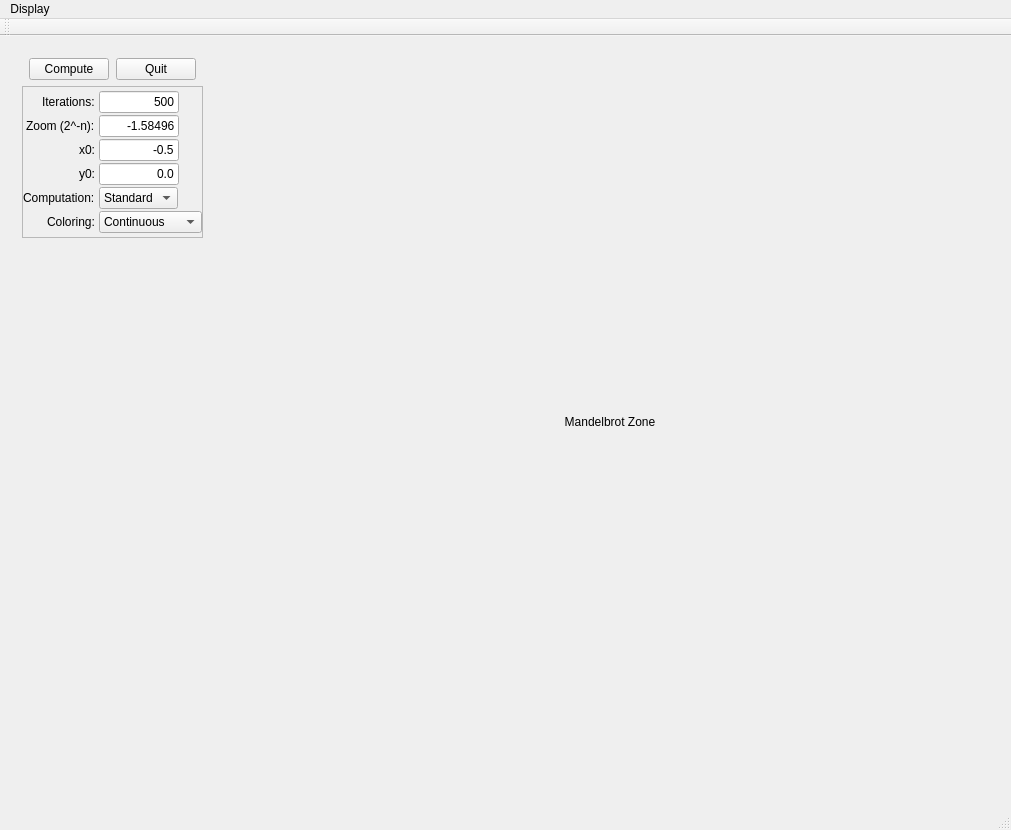
The window that mainwindow.ui (LucChoubert/MandelbrotQtWidgets) describes before a commit, drawn with Qt 5.
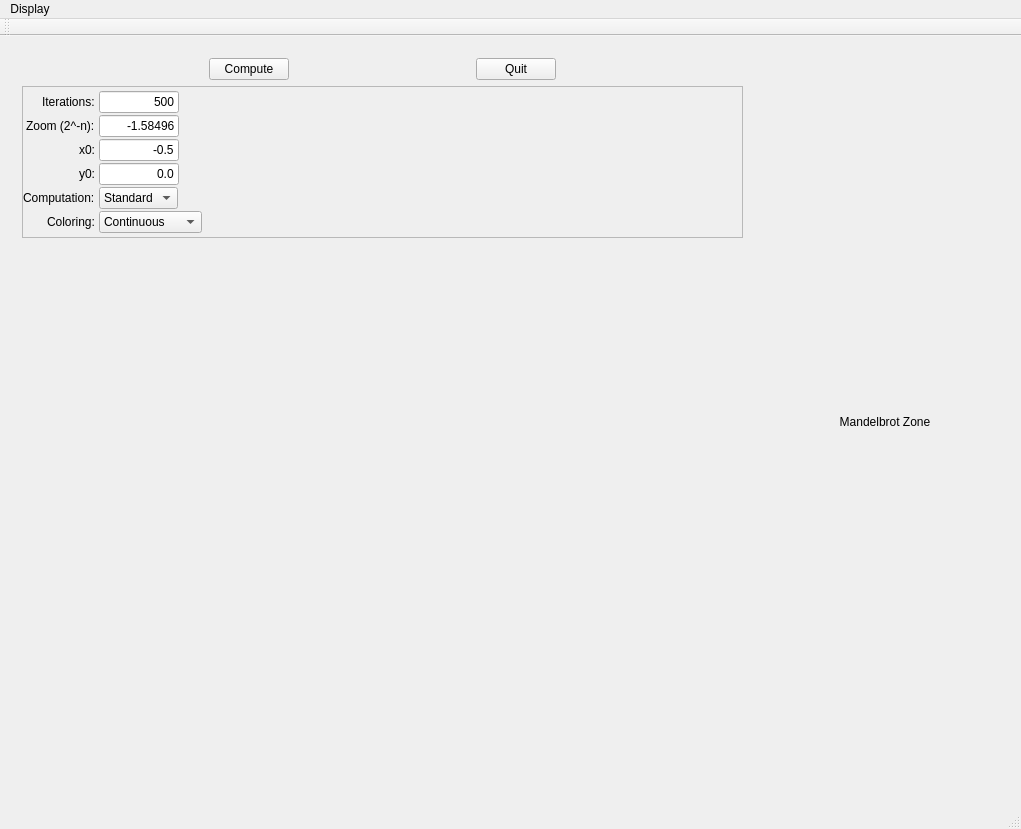
The same window after the commit. Custom widgets are drawn as their Qt base class.

Patch:
```diff
--- a/mainwindow.ui
+++ b/mainwindow.ui
@@ -9,12 +9,12 @@
    <rect>
     <x>0</x>
     <y>0</y>
-    <width>1011</width>
+    <width>1021</width>
     <height>829</height>
    </rect>
   </property>
   <property name="sizePolicy">
-   <sizepolicy hsizetype="MinimumExpanding" vsizetype="Preferred">
+   <sizepolicy hsizetype="Fixed" vsizetype="Fixed">
     <horstretch>0</horstretch>
     <verstretch>0</verstretch>
    </sizepolicy>
@@ -117,7 +117,7 @@
           <item>
            <layout class="QFormLayout" name="formLayout_1">
             <property name="sizeConstraint">
-             <enum>QLayout::SetFixedSize</enum>
+             <enum>QLayout::SetMinimumSize</enum>
             </property>
             <property name="fieldGrowthPolicy">
              <enum>QFormLayout::FieldsStayAtSizeHint</enum>
@@ -323,6 +323,9 @@
       <property name="orientation">
        <enum>Qt::Horizontal</enum>
       </property>
+      <property name="sizeType">
+       <enum>QSizePolicy::Minimum</enum>
+      </property>
       <property name="sizeHint" stdset="0">
        <size>
         <width>0</width>
@@ -333,16 +336,19 @@
     </item>
     <item>
      <widget class="MandelbrotLabel" name="mandelbrotZoneLabel">
+      <property name="enabled">
+       <bool>true</bool>
+      </property>
       <property name="sizePolicy">
-       <sizepolicy hsizetype="Preferred" vsizetype="Preferred">
-        <horstretch>255</horstretch>
+       <sizepolicy hsizetype="Minimum" vsizetype="Minimum">
+        <horstretch>0</horstretch>
         <verstretch>0</verstretch>
        </sizepolicy>
       </property>
       <property name="minimumSize">
        <size>
-        <width>750</width>
-        <height>750</height>
+        <width>250</width>
+        <height>250</height>
        </size>
       </property>
       <property name="maximumSize">
@@ -382,7 +388,7 @@
     <rect>
      <x>0</x>
      <y>0</y>
-     <width>1011</width>
+     <width>1021</width>
      <height>22</height>
     </rect>
    </property>
```
